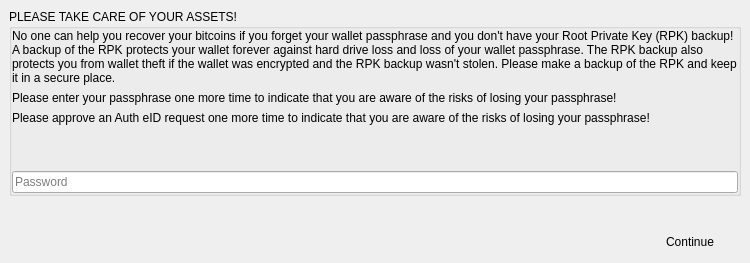
BlockSettle/terminal, file BlockSettleUILib/WalletPasswordVerifyDialog.ui: the form before one commit.
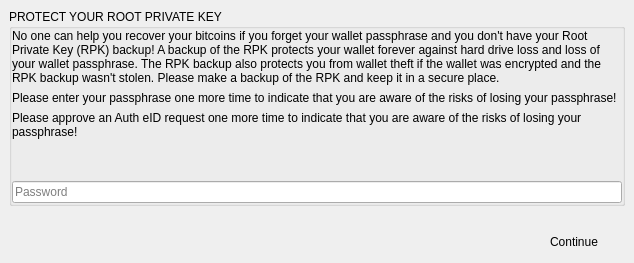
The form after the commit.

Commit message: Create Wallet pages updated - increased the font size and adjusted the size Root private key document shown so that the whole document is visible in the Create Wallet first page - in WalletPasswordVerifyDialog.ui changed the title to 'Protect your root private key'

Diff of the .ui file:
```diff
--- a/BlockSettleUILib/WalletPasswordVerifyDialog.ui
+++ b/BlockSettleUILib/WalletPasswordVerifyDialog.ui
@@ -6,7 +6,7 @@
    <rect>
     <x>0</x>
     <y>0</y>
-    <width>750</width>
+    <width>634</width>
     <height>263</height>
    </rect>
   </property>
@@ -43,7 +43,10 @@
      <item>
       <widget class="QGroupBox" name="groupBox">
        <property name="title">
-        <string>PLEASE TAKE CARE OF YOUR ASSETS!</string>
+        <string>PROTECT YOUR ROOT PRIVATE KEY</string>
+       </property>
+       <property name="h1" stdset="0">
+        <bool>true</bool>
        </property>
        <layout class="QVBoxLayout" name="verticalLayout_3">
         <property name="spacing">
@@ -76,6 +79,12 @@
           <property name="text">
            <string>Please enter your passphrase one more time to indicate that you are aware of the risks of losing your passphrase!</string>
           </property>
+          <property name="wordWrap">
+           <bool>true</bool>
+          </property>
+          <property name="h1" stdset="0">
+           <bool>true</bool>
+          </property>
          </widget>
         </item>
         <item>
@@ -83,6 +92,12 @@
           <property name="text">
            <string>Please approve an Auth eID request one more time to indicate that you are aware of the risks of losing your passphrase!</string>
           </property>
+          <property name="wordWrap">
+           <bool>true</bool>
+          </property>
+          <property name="h1" stdset="0">
+           <bool>true</bool>
+          </property>
          </widget>
         </item>
         <item>
```
Left out of the diff: 6 changed lines with no effect on the pictures. The commit also changes 1 other file.
